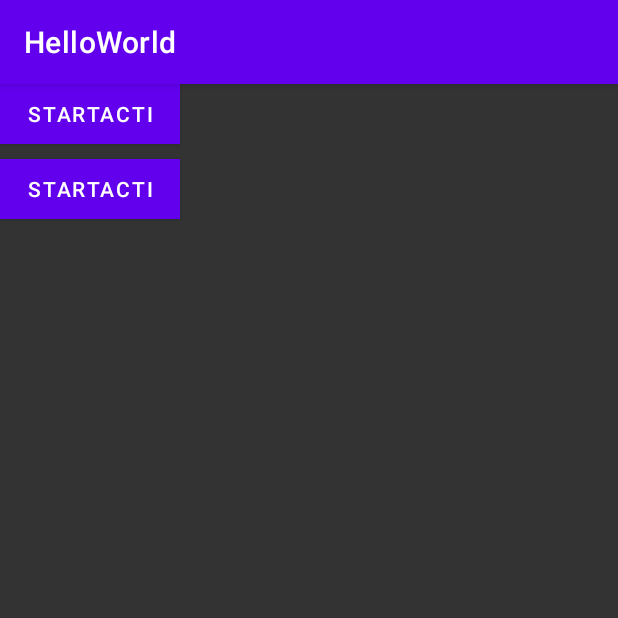
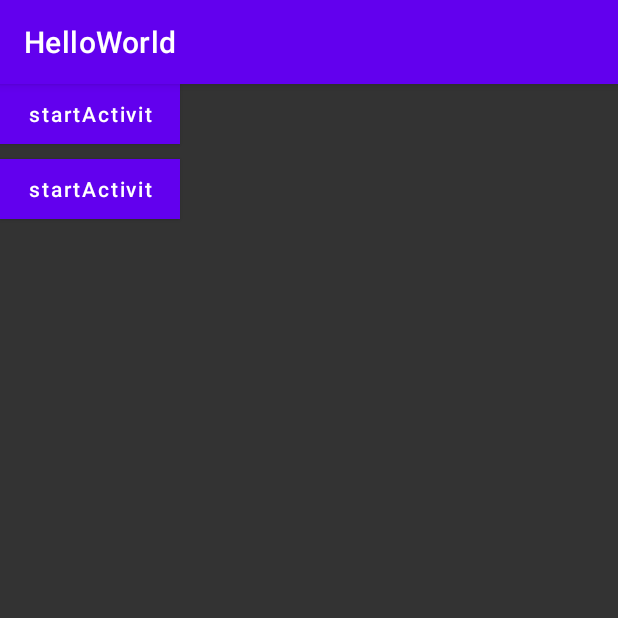
Before and after one commit to Shelter1024/TempProject, an Android app: the screen it shows after launch (MainActivity), on a phone screen of 412 x 824 dp, the top half of it. Run offline under Robolectric (Android 15) with nearby library versions, the phone set to English and light mode, and no system bars.

```diff
--- a/app/src/main/AndroidManifest.xml
+++ b/app/src/main/AndroidManifest.xml
@@ -10,7 +10,11 @@
         android:supportsRtl="true"
         android:theme="@style/Theme.HelloWorld">
         <activity android:name=".ThirdActivity"></activity>
-        <activity android:name=".SecondActivity" />
+        <activity
+            android:name=".SecondActivity"
+            android:documentLaunchMode="intoExisting"
+            android:excludeFromRecents="true"
+            android:maxRecents="3" />
         <activity android:name=".MainActivity">
             <intent-filter>
                 <action android:name="android.intent.action.MAIN" />
--- a/app/src/main/java/com/example/helloworld/MainActivity.kt
+++ b/app/src/main/java/com/example/helloworld/MainActivity.kt
@@ -4,17 +4,28 @@ import android.content.Intent
 import android.os.Bundle
 import android.view.View
 import androidx.appcompat.app.AppCompatActivity
-import java.util.concurrent.Executor
+import java.util.*
 
 class MainActivity : AppCompatActivity() {
 
     override fun onCreate(savedInstanceState: Bundle?) {
         super.onCreate(savedInstanceState)
         setContentView(R.layout.activity_main)
+        val list = listOf("a", "b", "c")
+        println("Shelter: " + list.indices)
+
+        val fruits = listOf("banana", "avocado", "apple", "kiwifruit")
+        fruits.filter { it.startsWith("a") }
+                .sortedBy { it }
+                .map { it.toUpperCase(Locale.CHINA) }
+                .forEach { println(it) }
     }
 
     fun startActivity1(view: View?) {
         val intent = Intent(this, SecondActivity::class.java)
+        //在近期任务列表显示单个app的多个activity
+//        intent.addFlags(Intent.FLAG_ACTIVITY_NEW_DOCUMENT);
+//        intent.addFlags(Intent.FLAG_ACTIVITY_MULTIPLE_TASK);
         startActivity(intent)
     }
 
--- a/app/src/main/java/com/example/helloworld/SecondActivity.java
+++ b/app/src/main/java/com/example/helloworld/SecondActivity.java
@@ -1,14 +1,19 @@
 package com.example.helloworld;
 
+import androidx.annotation.RequiresApi;
 import androidx.appcompat.app.AppCompatActivity;
 
+import android.app.ActivityManager;
+import android.os.Build;
 import android.os.Bundle;
 
 public class SecondActivity extends AppCompatActivity {
 
+    @RequiresApi(api = Build.VERSION_CODES.LOLLIPOP)
     @Override
     protected void onCreate(Bundle savedInstanceState) {
         super.onCreate(savedInstanceState);
         setContentView(R.layout.activity_second);
+        setTaskDescription(new ActivityManager.TaskDescription("哈哈哈", R.drawable.icon));
     }
 }
--- a/app/src/main/res/layout/activity_main.xml
+++ b/app/src/main/res/layout/activity_main.xml
@@ -15,6 +15,7 @@
         android:text="startActivity2"
         android:textColor="#fff"
         android:background="#00b9ff"
+        android:textAllCaps="false"
         app:layout_constraintLeft_toLeftOf="parent"
         app:layout_constraintTop_toTopOf="parent" />
 
@@ -26,6 +27,7 @@
         android:onClick="startActivity2"
         android:text="startActivity2"
         android:textColor="#fff"
+        android:textAllCaps="false"
         android:background="#00b9ff"
         app:layout_constraintLeft_toLeftOf="parent"
         app:layout_constraintTop_toBottomOf="@+id/btn1" />
@@ -36,6 +38,7 @@
         android:text="hello world!"
         android:textColor="#fff"
         android:textSize="24sp"
+        android:textAllCaps="false"
         app:layout_constraintBottom_toBottomOf="parent"
         app:layout_constraintLeft_toLeftOf="parent"
         app:layout_constraintRight_toRightOf="parent"
```
Also changed, not shown: app/src/main/res/drawable-xxhdpi/icon.png (added).
